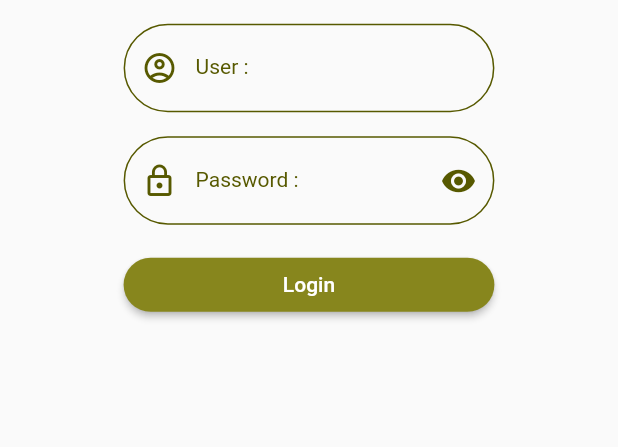
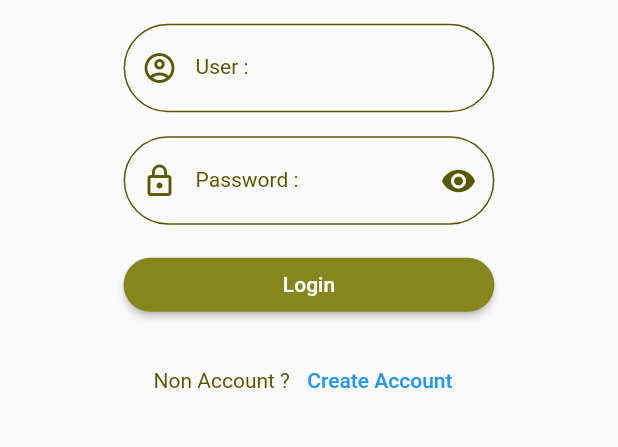
Before and after one commit to Phannasit-c/ShoppingMall, a Flutter app: the screen it shows after launch, on a phone screen of 412 x 824 dp, the part 413-860 px from its top. Run offline on Flutter 3.47's test engine with Material 2 defaults, Android fonts, the phone set to English and light mode, and no system bars.

Commit message:
update15June

```diff
--- a/lib/main.dart
+++ b/lib/main.dart
@@ -9,9 +9,9 @@ import 'package:shoppingmall/utility/my_constant.dart';
 final Map<String, WidgetBuilder> map = {
   '/authen': (BuildContext context) => Authen(),
   '/createAccount': (BuildContext context) => CreateAccount(),
-  'buyerService': (BuildContext context) => BuyerService(),
-  'salerService': (BuildContext context) => SalerService(),
-  'riderService': (BuildContext context) => RiderService(),
+  '/buyerService': (BuildContext context) => BuyerService(),
+  '/salerService': (BuildContext context) => SalerService(),
+  '/riderService': (BuildContext context) => RiderService(),
 };
 
 String? initlalRoute;
--- a/lib/states/authen.dart
+++ b/lib/states/authen.dart
@@ -28,11 +28,28 @@ class _AuthenState extends State<Authen> {
               buildUser(size),
               buildPassword(size),
               buildLogin(size),
+              buildCreateAccount(),
             ],
           ),
         ),
       ),
     );
+  }
+
+  Row buildCreateAccount() {
+    return Row(
+              mainAxisAlignment: MainAxisAlignment.center,
+              children: [
+                ShowTitle(
+                  title: 'Non Account ? ',
+                  textStyle: MyConstant().h3Style(),
+                ),
+                TextButton(
+                  onPressed: ()=>Navigator.pushNamed(context, MyConstant.routeCreateAccount),
+                  child: Text('Create Account'),
+                ),
+              ],
+            );
   }
 
   Row buildLogin(double size) {
--- a/lib/states/create_account.dart
+++ b/lib/states/create_account.dart
@@ -11,7 +11,7 @@ class _CreateAccountState extends State<CreateAccount> {
   @override
   Widget build(BuildContext context) {
     return Scaffold(
-
+      appBar: AppBar(title: Text('Create New Account'),),
     );
   }
 }
--- a/lib/utility/my_constant.dart
+++ b/lib/utility/my_constant.dart
@@ -7,9 +7,9 @@ class MyConstant {
   // Route
   static String routeAuthen = '/authen';
   static String routeCreateAccount = '/createAccount';
-  static String routeBuyerService = 'buyerService';
-  static String routeSalerService = 'salerService';
-  static String routeRiderService = 'riderService';
+  static String routeBuyerService = '/buyerService';
+  static String routeSalerService = '/salerService';
+  static String routeRiderService = '/riderService';
 
   // Image
   static String image1 = 'images/image1.png';
```
